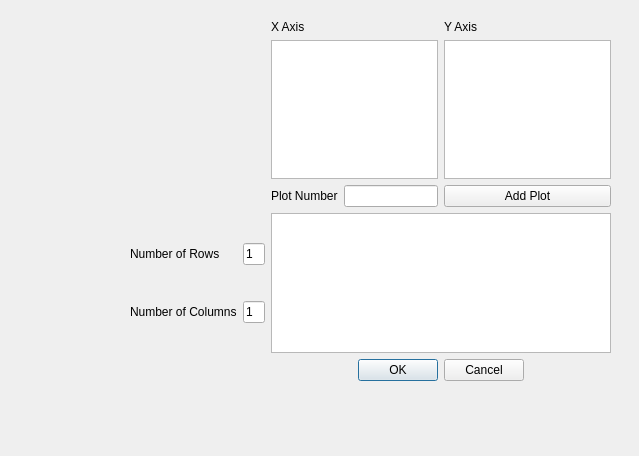
First picture: the form in ui/Ui_EditFigureDialog.ui, repository bbreslauer/PySciPlot, before the edit.
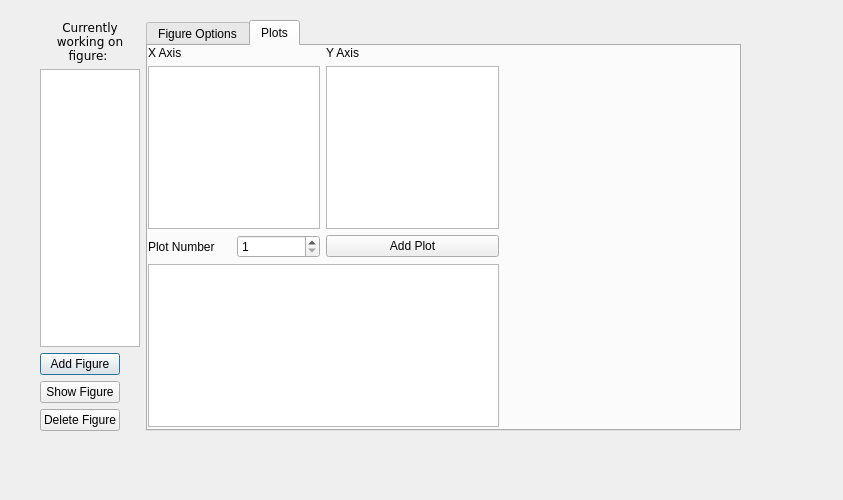
Second picture: the form after the edit. The open tabs and pages were chosen to show the change.

Commit message: renamed EditFigureDialog UI file, and added single row selection.

Patch:
```diff
--- a/ui/Ui_EditFigureDialog.ui
+++ b/ui/Ui_EditFigureDialog.ui
@@ -6,128 +6,279 @@
    <rect>
     <x>0</x>
     <y>0</y>
-    <width>639</width>
-    <height>456</height>
+    <width>843</width>
+    <height>500</height>
    </rect>
   </property>
+  <property name="minimumSize">
+   <size>
+    <width>620</width>
+    <height>420</height>
+   </size>
+  </property>
+  <property name="baseSize">
+   <size>
+    <width>0</width>
+    <height>0</height>
+   </size>
+  </property>
   <property name="windowTitle">
    <string>Edit Figure</string>
   </property>
-  <widget class="QWidget" name="gridLayoutWidget">
+  <widget class="QWidget" name="horizontalLayoutWidget">
    <property name="geometry">
     <rect>
-     <x>130</x>
+     <x>40</x>
      <y>20</y>
-     <width>481</width>
-     <height>361</height>
+     <width>701</width>
+     <height>411</height>
     </rect>
    </property>
-   <layout class="QGridLayout" name="gridLayout" rowstretch="0,0,0,0,0,0">
-    <item row="1" column="2">
-     <widget class="QListView" name="xAxisListView"/>
-    </item>
-    <item row="0" column="2">
-     <widget class="QLabel" name="xAxisLabel">
-      <property name="text">
-       <string>X Axis</string>
-      </property>
-     </widget>
-    </item>
-    <item row="5" column="2" colspan="2">
-     <widget class="QDialogButtonBox" name="buttonBox">
-      <property name="orientation">
-       <enum>Qt::Horizontal</enum>
-      </property>
-      <property name="standardButtons">
-       <set>QDialogButtonBox::Cancel|QDialogButtonBox::Ok</set>
-      </property>
-      <property name="centerButtons">
-       <bool>true</bool>
-      </property>
-     </widget>
-    </item>
-    <item row="0" column="3">
-     <widget class="QLabel" name="yAxisLabel">
-      <property name="text">
-       <string>Y Axis</string>
-      </property>
-     </widget>
-    </item>
-    <item row="1" column="3">
-     <widget class="QListView" name="yAxisListView">
-      <property name="editTriggers">
-       <set>QAbstractItemView::NoEditTriggers</set>
-      </property>
-      <property name="selectionMode">
-       <enum>QAbstractItemView::ExtendedSelection</enum>
-      </property>
-      <property name="selectionBehavior">
-       <enum>QAbstractItemView::SelectItems</enum>
-      </property>
-     </widget>
-    </item>
-    <item row="3" column="3">
-     <widget class="QPushButton" name="addPlotButton">
-      <property name="text">
-       <string>Add Plot</string>
-      </property>
-     </widget>
-    </item>
-    <item row="3" column="2">
-     <layout class="QHBoxLayout" name="horizontalLayout">
+   <layout class="QHBoxLayout" name="horizontalLayout">
+    <item>
+     <layout class="QVBoxLayout" name="verticalLayout">
       <item>
-       <widget class="QLabel" name="label_5">
+       <widget class="QLabel" name="figureListLabel">
+        <property name="sizePolicy">
+         <sizepolicy hsizetype="Preferred" vsizetype="Preferred">
+          <horstretch>0</horstretch>
+          <verstretch>0</verstretch>
+         </sizepolicy>
+        </property>
+        <property name="minimumSize">
+         <size>
+          <width>0</width>
+          <height>40</height>
+         </size>
+        </property>
+        <property name="font">
+         <font>
+          <family>DejaVu Sans</family>
+          <pointsize>9</pointsize>
+         </font>
+        </property>
         <property name="text">
-         <string>Plot Number</string>
+         <string>Currently working on figure: </string>
         </property>
+        <property name="textFormat">
+         <enum>Qt::AutoText</enum>
+        </property>
+        <property name="scaledContents">
+         <bool>false</bool>
+        </property>
+        <property name="alignment">
+         <set>Qt::AlignHCenter|Qt::AlignTop</set>
+        </property>
+        <property name="wordWrap">
+         <bool>true</bool>
+        </property>
        </widget>
       </item>
       <item>
-       <widget class="QLineEdit" name="plotNumLineEdit">
-        <property name="inputMask">
-         <string/>
+       <widget class="QListView" name="figureListView">
+        <property name="enabled">
+         <bool>true</bool>
         </property>
-        <property name="text">
-         <string/>
+        <property name="sizePolicy">
+         <sizepolicy hsizetype="Fixed" vsizetype="Expanding">
+          <horstretch>0</horstretch>
+          <verstretch>0</verstretch>
+         </sizepolicy>
         </property>
-       </widget>
-      </item>
-     </layout>
-    </item>
-    <item row="4" column="1">
-     <layout class="QGridLayout" name="gridLayout_2">
-      <item row="0" column="0">
-       <widget class="QLabel" name="label_3">
-        <property name="text">
-         <string>Number of Rows</string>
+        <property name="minimumSize">
+         <size>
+          <width>100</width>
+          <height>0</height>
+         </size>
         </property>
        </widget>
       </item>
-      <item row="0" column="1">
-       <widget class="QLineEdit" name="numRowsLineEdit">
+      <item>
+       <widget class="QPushButton" name="addFigureButton">
+        <property name="sizePolicy">
+         <sizepolicy hsizetype="Fixed" vsizetype="Fixed">
+          <horstretch>0</horstretch>
+          <verstretch>0</verstretch>
+         </sizepolicy>
+        </property>
+        <property name="layoutDirection">
+         <enum>Qt::LeftToRight</enum>
+        </property>
         <property name="text">
-         <string>1</string>
+         <string>Add Figure</string>
         </property>
        </widget>
       </item>
-      <item row="1" column="0">
-       <widget class="QLabel" name="label_4">
+      <item>
+       <widget class="QPushButton" name="showFigureButton">
+        <property name="sizePolicy">
+         <sizepolicy hsizetype="Fixed" vsizetype="Fixed">
+          <horstretch>0</horstretch>
+          <verstretch>0</verstretch>
+         </sizepolicy>
+        </property>
         <property name="text">
-         <string>Number of Columns</string>
+         <string>Show Figure</string>
         </property>
        </widget>
       </item>
-      <item row="1" column="1">
-       <widget class="QLineEdit" name="numColsLineEdit">
+      <item>
+       <widget class="QPushButton" name="deleteFigureButton">
+        <property name="sizePolicy">
+         <sizepolicy hsizetype="Fixed" vsizetype="Fixed">
+          <horstretch>0</horstretch>
+          <verstretch>0</verstretch>
+         </sizepolicy>
+        </property>
         <property name="text">
-         <string>1</string>
+         <string>Delete Figure</string>
         </property>
        </widget>
       </item>
      </layout>
     </item>
-    <item row="4" column="2" colspan="2">
-     <widget class="QTableView" name="plotListView"/>
+    <item>
+     <widget class="QTabWidget" name="tabWidget">
+      <property name="currentIndex">
+       <number>0</number>
+      </property>
+      <widget class="QWidget" name="figureOptionsTab">
+       <attribute name="title">
+        <string>Figure Options</string>
+       </attribute>
+       <widget class="QWidget" name="formLayoutWidget">
+        <property name="geometry">
+         <rect>
+          <x>0</x>
+          <y>0</y>
+          <width>271</width>
+          <height>331</height>
+         </rect>
+        </property>
+        <layout class="QFormLayout" name="formLayout">
+         <property name="fieldGrowthPolicy">
+          <enum>QFormLayout::ExpandingFieldsGrow</enum>
+         </property>
+         <item row="0" column="0">
+          <widget class="QLabel" name="label">
+           <property name="text">
+            <string>Rows</string>
+           </property>
+          </widget>
+         </item>
+         <item row="0" column="1">
+          <widget class="QSpinBox" name="figureRows">
+           <property name="minimum">
+            <number>1</number>
+           </property>
+          </widget>
+         </item>
+         <item row="1" column="0">
+          <widget class="QLabel" name="label_2">
+           <property name="text">
+            <string>Columns</string>
+           </property>
+          </widget>
+         </item>
+         <item row="1" column="1">
+          <widget class="QSpinBox" name="figureColumns">
+           <property name="minimum">
+            <number>1</number>
+           </property>
+          </widget>
+         </item>
+        </layout>
+       </widget>
+      </widget>
+      <widget class="QWidget" name="plotTab">
+       <attribute name="title">
+        <string>Plots</string>
+       </attribute>
+       <widget class="QWidget" name="gridLayoutWidget">
+        <property name="geometry">
+         <rect>
+          <x>0</x>
+          <y>0</y>
+          <width>351</width>
+          <height>381</height>
+         </rect>
+        </property>
+        <layout class="QGridLayout" name="gridLayout">
+         <item row="1" column="1">
+          <widget class="QLabel" name="yAxisLabel">
+           <property name="text">
+            <string>Y Axis</string>
+           </property>
+          </widget>
+         </item>
+         <item row="2" column="1">
+          <widget class="QListView" name="yAxisListView">
+           <property name="editTriggers">
+            <set>QAbstractItemView::NoEditTriggers</set>
+           </property>
+           <property name="selectionMode">
+            <enum>QAbstractItemView::ExtendedSelection</enum>
+           </property>
+           <property name="selectionBehavior">
+            <enum>QAbstractItemView::SelectItems</enum>
+           </property>
+          </widget>
+         </item>
+         <item row="2" column="0">
+          <widget class="QListView" name="xAxisListView"/>
+         </item>
+         <item row="1" column="0">
+          <widget class="QLabel" name="xAxisLabel">
+           <property name="text">
+            <string>X Axis</string>
+           </property>
+          </widget>
+         </item>
+         <item row="3" column="0">
+          <layout class="QHBoxLayout" name="horizontalLayout_3">
+           <item>
+            <widget class="QLabel" name="label_3">
+             <property name="text">
+              <string>Plot Number</string>
+             </property>
+            </widget>
+           </item>
+           <item>
+            <widget class="QSpinBox" name="plotNum">
+             <property name="minimum">
+              <number>1</number>
+             </property>
+            </widget>
+           </item>
+          </layout>
+         </item>
+         <item row="3" column="1">
+          <widget class="QPushButton" name="addPlotButton">
+           <property name="text">
+            <string>Add Plot</string>
+           </property>
+          </widget>
+         </item>
+         <item row="4" column="0" colspan="2">
+          <widget class="QTableView" name="plotListView">
+           <property name="selectionMode">
+            <enum>QAbstractItemView::SingleSelection</enum>
+           </property>
+           <property name="selectionBehavior">
+            <enum>QAbstractItemView::SelectRows</enum>
+           </property>
+           <attribute name="horizontalHeaderDefaultSectionSize">
+            <number>50</number>
+           </attribute>
+           <attribute name="horizontalHeaderDefaultSectionSize">
+            <number>50</number>
+           </attribute>
+          </widget>
+         </item>
+        </layout>
+       </widget>
+      </widget>
+     </widget>
     </item>
    </layout>
   </widget>
```
The commit also changes 1 other file.
